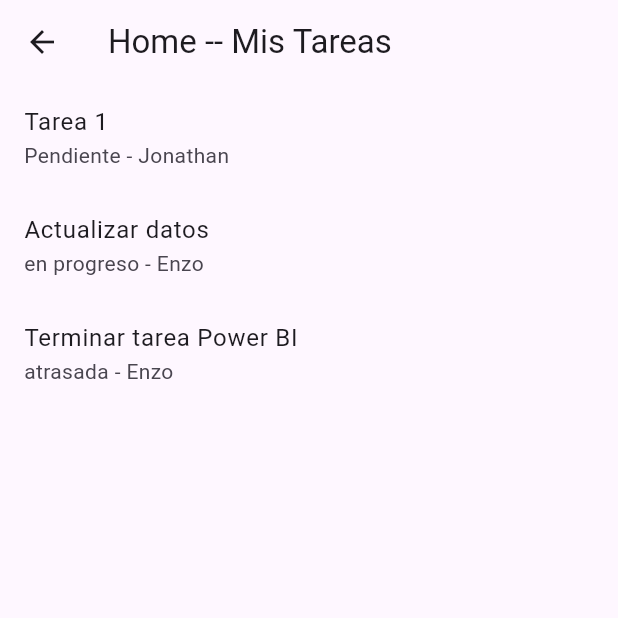
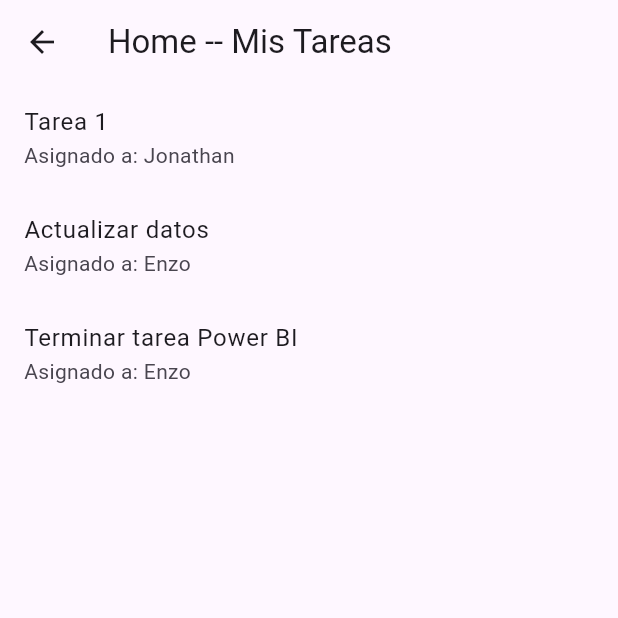
Before and after one commit to Jonath117/Flutter_Navigation, a Flutter app: the HomeScreen screen opened directly, on a phone screen of 412 x 824 dp, the top half of it. Run offline on Flutter 3.47's test engine with Material 3 defaults, Android fonts, the phone set to English and light mode, and no system bars; our stand-ins replace flutter_bloc.

Commit message:
refactorizacion usando la logica de estados  y eventos

```diff
--- a/lib/screens/home_screen.dart
+++ b/lib/screens/home_screen.dart
@@ -1,50 +1,43 @@
 import 'package:flutter/material.dart';
-import '../models/task_model.dart';
+import 'package:flutter_app_navigations/blocs/task_bloc.dart';
+import 'package:flutter_bloc/flutter_bloc.dart';
+import 'package:flutter_app_navigations/screens/task_detail_screen.dart';
 
 class HomeScreen extends StatelessWidget {
   static String path = '/';
 
-  HomeScreen({super.key});
-
-  final List<TaskModel> tareas = [
-    TaskModel(
-      id: 1,
-      title: "Tarea 1",
-      status: "Pendiente",
-      assignee: "Jonathan",
-      description: "Hacer la tarea 1",
-    ),
-    TaskModel(
-      id: 2,
-      title: "Actualizar datos",
-      status: "en progreso",
-      assignee: "Enzo",
-      description: "Migrar base de datos",
-    ),
-    TaskModel(
-      id: 3,
-      title: "Terminar tarea Power BI",
-      status: "atrasada",
-      assignee: "Enzo",
-      description: "terminar el dashboard",
-    ),
-  ];
+  const HomeScreen({super.key});
 
   @override
   Widget build(BuildContext context) {
     return Scaffold(
       appBar: AppBar(title: Text("Home -- Mis Tareas")),
-      body: ListView.builder(
-        itemCount: tareas.length,
-        itemBuilder: (context, index) {
-          final tarea = tareas[index];
-          return ListTile(
-            title: Text(tarea.title),
-            subtitle: Text('${tarea.status} - ${tarea.assignee}'),
-            onTap: () {
-              Navigator.pushNamed(context, '/task-detail', arguments: tarea);
-            },
-          );
+      body: BlocBuilder<TaskBloc, TaskState>(
+        builder: (context, state) {
+          if (state is TaskInitial) {
+            context.read<TaskBloc>().add(LoadTasks());
+          }
+
+          if (state is TaskListLoaded) {
+            return ListView.builder(
+              itemCount: state.tasks.length,
+              itemBuilder: (context, index) {
+                final task = state.tasks[index];
+                return ListTile(
+                  title: Text(task.title),
+                  subtitle: Text('Asignado a: ${task.assignee}'),
+                  onTap: () {
+                    Navigator.pushNamed(
+                      context,
+                      TaskDetailScreen.path,
+                      arguments: task,
+                    );
+                  },
+                );
+              },
+            );
+          }
+          return Center(child: Text('Algo salio mal'));
         },
       ),
     );
```
